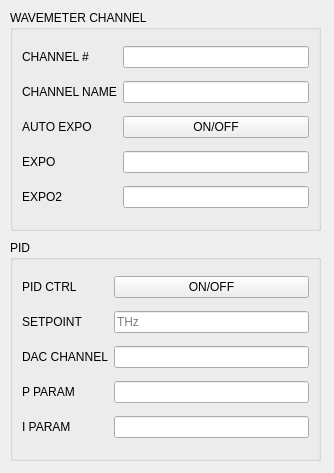
Above: wavemeter_dashboard/view/ui/ui_channel_setup.ui from JQIamo/Wavemeter-Dashboard before the change. Below: the same form after it.
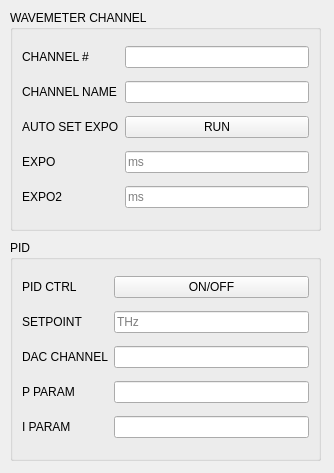
That is the form after the change. Custom widgets are drawn as their Qt base class.

Commit message: feat: auto fill in exposure data, set exposure params when switching channels

The edit to the form file:
```diff
--- a/wavemeter_dashboard/view/ui/ui_channel_setup.ui
+++ b/wavemeter_dashboard/view/ui/ui_channel_setup.ui
@@ -46,7 +46,11 @@
      </widget>
     </item>
     <item row="3" column="1">
-     <widget class="QLineEdit" name="expoEdit"/>
+     <widget class="QLineEdit" name="expoEdit">
+      <property name="placeholderText">
+       <string>ms</string>
+      </property>
+     </widget>
     </item>
     <item row="3" column="0">
      <widget class="QLabel" name="label_3">
@@ -56,12 +60,16 @@
      </widget>
     </item>
     <item row="4" column="1">
-     <widget class="QLineEdit" name="expo2Edit"/>
+     <widget class="QLineEdit" name="expo2Edit">
+      <property name="placeholderText">
+       <string>ms</string>
+      </property>
+     </widget>
     </item>
     <item row="2" column="0">
      <widget class="QLabel" name="label_2">
       <property name="text">
-       <string>AUTO EXPO</string>
+       <string>AUTO SET EXPO</string>
       </property>
      </widget>
     </item>
@@ -75,13 +83,6 @@
       </property>
      </widget>
     </item>
-    <item row="2" column="1">
-     <widget class="CheckButton" name="autoExpoBtn">
-      <property name="text">
-       <string>ON/OFF</string>
-      </property>
-     </widget>
-    </item>
     <item row="1" column="0">
      <widget class="QLabel" name="label_5">
       <property name="text">
@@ -92,6 +93,13 @@
     <item row="1" column="1">
      <widget class="QLineEdit" name="chanNameEdit"/>
     </item>
+    <item row="2" column="1">
+     <widget class="QPushButton" name="autoExpoBtn">
+      <property name="text">
+       <string>RUN</string>
+      </property>
+     </widget>
+    </item>
    </layout>
   </widget>
   <widget class="QGroupBox" name="groupBox_2">
```
The commit also changes 5 other files.
